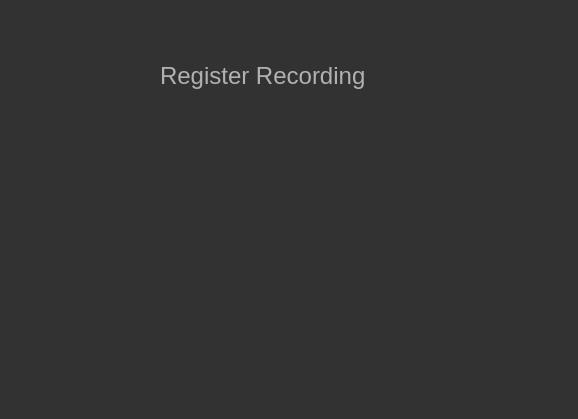
First picture: the form in registerRecording.ui, repository erhan-namli/modbus-master-service-azure, before the edit.
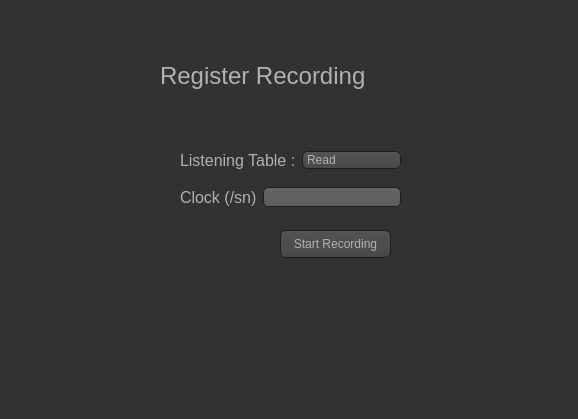
Second picture: the form after the edit. Icons and pictures are not drawn.

```diff
--- a/registerRecording.ui
+++ b/registerRecording.ui
@@ -552,6 +552,80 @@
     <string>Register Recording</string>
    </property>
   </widget>
+  <widget class="QWidget" name="verticalLayoutWidget">
+   <property name="geometry">
+    <rect>
+     <x>180</x>
+     <y>140</y>
+     <width>221</width>
+     <height>80</height>
+    </rect>
+   </property>
+   <layout class="QVBoxLayout" name="verticalLayout">
+    <item>
+     <layout class="QHBoxLayout" name="horizontalLayout">
+      <item>
+       <widget class="QLabel" name="label_2">
+        <property name="font">
+         <font>
+          <pointsize>12</pointsize>
+         </font>
+        </property>
+        <property name="text">
+         <string>Listening Table :</string>
+        </property>
+       </widget>
+      </item>
+      <item>
+       <widget class="QComboBox" name="comboBox">
+        <item>
+         <property name="text">
+          <string>Read</string>
+         </property>
+        </item>
+        <item>
+         <property name="text">
+          <string>Write</string>
+         </property>
+        </item>
+       </widget>
+      </item>
+     </layout>
+    </item>
+    <item>
+     <layout class="QHBoxLayout" name="horizontalLayout_2">
+      <item>
+       <widget class="QLabel" name="label_3">
+        <property name="font">
+         <font>
+          <pointsize>12</pointsize>
+         </font>
+        </property>
+        <property name="text">
+         <string>Clock (/sn)</string>
+        </property>
+       </widget>
+      </item>
+      <item>
+       <widget class="QLineEdit" name="lineEdit"/>
+      </item>
+     </layout>
+    </item>
+   </layout>
+  </widget>
+  <widget class="QPushButton" name="pushButton">
+   <property name="geometry">
+    <rect>
+     <x>280</x>
+     <y>230</y>
+     <width>111</width>
+     <height>28</height>
+    </rect>
+   </property>
+   <property name="text">
+    <string>Start Recording</string>
+   </property>
+  </widget>
  </widget>
  <resources/>
  <connections/>
```
